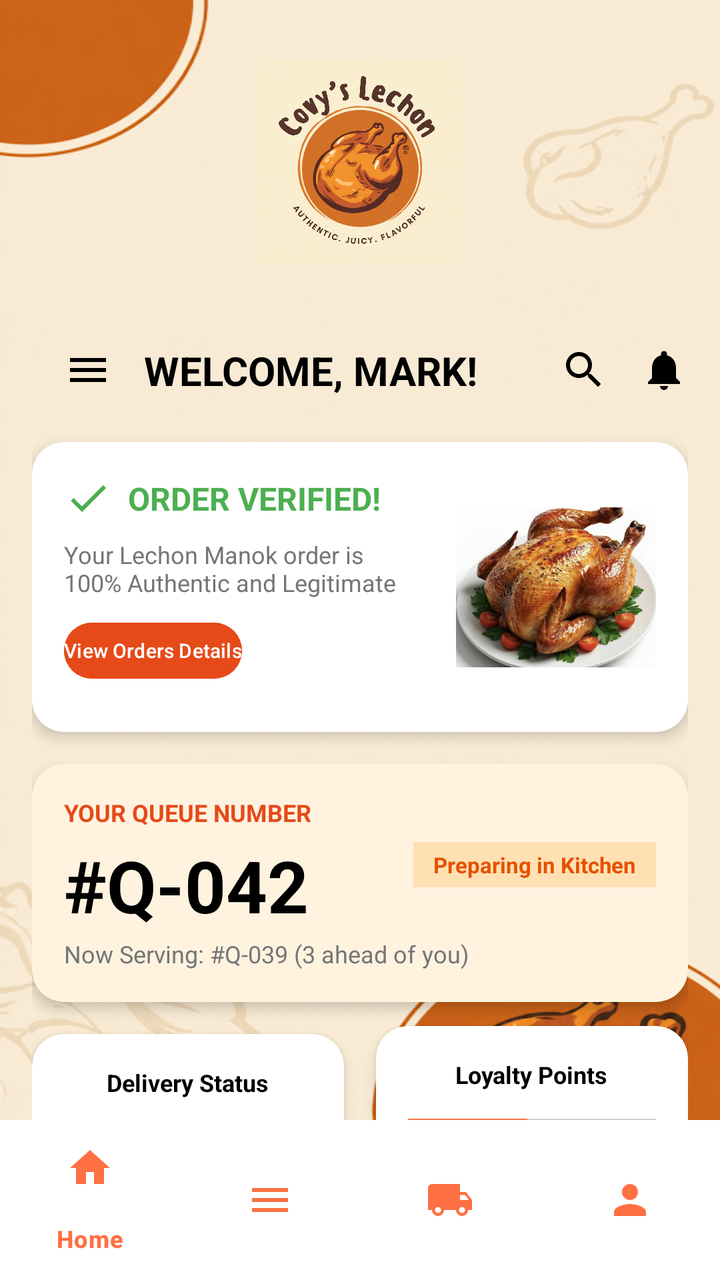
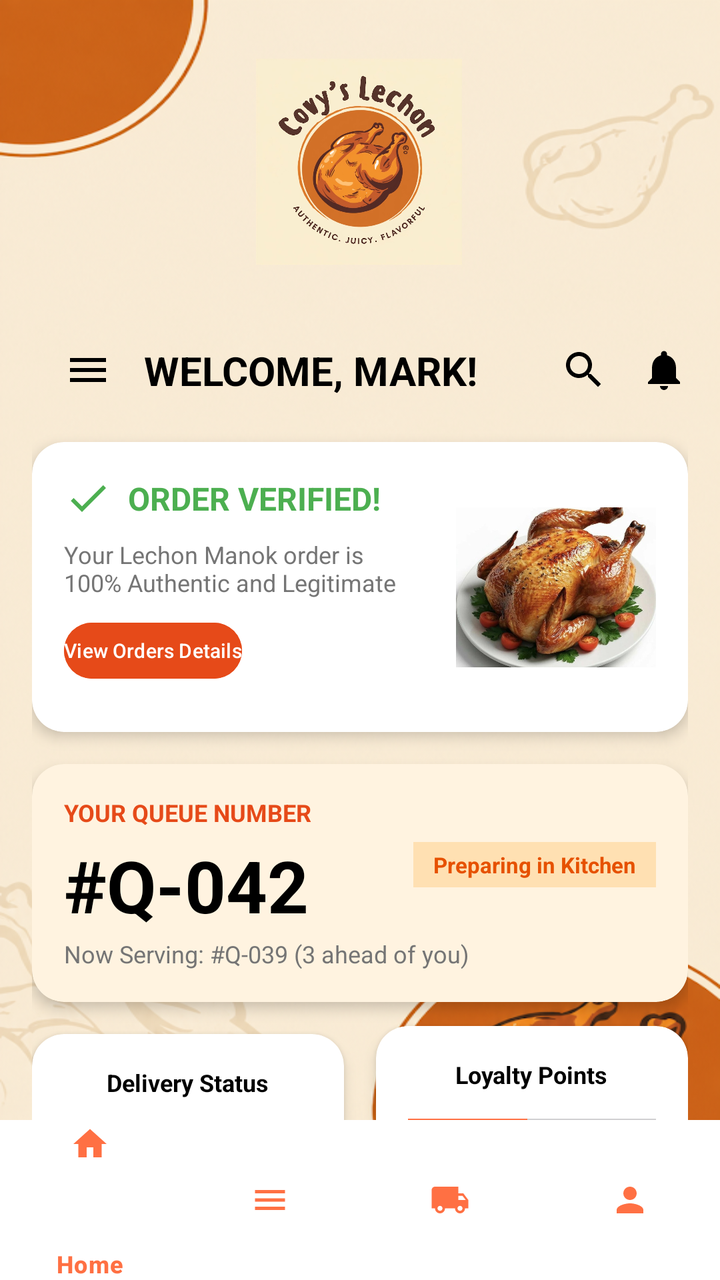

The first picture is an Android layout as it rendered before a commit; the second is the same layout after the commit. The layout source and the unified diff follow.
<!-- AndroidManifest.xml: application theme Theme.CoyvSplashScreen -->
<!-- res/layout/activity_dashboard.xml -->
<?xml version="1.0" encoding="utf-8"?>
<androidx.constraintlayout.widget.ConstraintLayout xmlns:android="http://schemas.android.com/apk/res/android"
    xmlns:app="http://schemas.android.com/apk/res-auto"
    xmlns:tools="http://schemas.android.com/tools"
    android:id="@+id/main"
    android:layout_width="match_parent"
    android:layout_height="match_parent"
    android:background="@drawable/signinbackgoundimage"
    tools:context=".DashBoardActivity">

    
    <View
        android:id="@+id/view_decoration"
        android:layout_width="200dp"
        android:layout_height="200dp"
        android:layout_marginStart="-80dp"
        android:layout_marginTop="-80dp"
        android:alpha="0.3"
        app:layout_constraintStart_toStartOf="parent"
        app:layout_constraintTop_toTopOf="parent" />

    <androidx.core.widget.NestedScrollView
        android:layout_width="match_parent"
        android:layout_height="0dp"
        app:layout_constraintBottom_toTopOf="@+id/bottom_navigation"
        app:layout_constraintTop_toTopOf="parent">

        <androidx.constraintlayout.widget.ConstraintLayout
            android:layout_width="match_parent"
            android:layout_height="wrap_content"
            android:padding="@dimen/padding_medium">

            

            <ImageView
                android:id="@+id/covylogo"
                android:layout_width="153dp"
                android:layout_height="103dp"
                android:layout_marginTop="10dp"
                android:layout_marginBottom="36dp"
                android:contentDescription="Covy Lechon Logo"
                android:src="@drawable/logo"
                app:layout_constraintBottom_toTopOf="@+id/tv_welcome"
                app:layout_constraintEnd_toEndOf="parent"
                app:layout_constraintHorizontal_bias="0.498"
                app:layout_constraintStart_toStartOf="parent"
                app:layout_constraintTop_toTopOf="parent" />

            
            <ImageButton
                android:id="@+id/btn_menu_top"
                android:layout_width="@dimen/icon_size"
                android:layout_height="@dimen/icon_size"
                android:layout_marginStart="16dp"
                android:layout_marginTop="157dp"
                android:layout_marginEnd="16dp"
                android:layout_marginBottom="24dp"
                android:background="?attr/selectableItemBackgroundBorderless"
                android:src="@drawable/ic_menu"
                app:layout_constraintBottom_toTopOf="@+id/cv_verified"
                app:layout_constraintEnd_toStartOf="@+id/tv_welcome"
                app:layout_constraintStart_toStartOf="parent"
                app:layout_constraintTop_toTopOf="parent" />

            <TextView
                android:id="@+id/tv_welcome"
                android:layout_width="wrap_content"
                android:layout_height="wrap_content"
                android:layout_marginStart="@dimen/padding_medium"
                android:text="WELCOME, MARK!"
                android:textColor="@color/black"
                android:textSize="20sp"
                android:textStyle="bold"
                app:layout_constraintBottom_toBottomOf="@+id/btn_menu_top"
                app:layout_constraintStart_toEndOf="@+id/btn_menu_top"
                app:layout_constraintTop_toTopOf="@+id/btn_menu_top" />

            <ImageButton
                android:id="@+id/btn_notification"
                android:layout_width="@dimen/icon_size"
                android:layout_height="@dimen/icon_size"
                android:background="?attr/selectableItemBackgroundBorderless"
                android:src="@drawable/ic_notifications"
                app:layout_constraintBottom_toBottomOf="@+id/btn_menu_top"
                app:layout_constraintEnd_toEndOf="parent"
                app:layout_constraintTop_toTopOf="@+id/btn_menu_top" />

            <ImageButton
                android:id="@+id/btn_search"
                android:layout_width="@dimen/icon_size"
                android:layout_height="@dimen/icon_size"
                android:layout_marginEnd="@dimen/padding_medium"
                android:background="?attr/selectableItemBackgroundBorderless"
                android:src="@drawable/ic_search"
                app:layout_constraintBottom_toBottomOf="@+id/btn_menu_top"
                app:layout_constraintEnd_toStartOf="@+id/btn_notification"
                app:layout_constraintTop_toTopOf="@+id/btn_menu_top" />

            
            <androidx.cardview.widget.CardView
                android:id="@+id/cv_verified"
                android:layout_width="match_parent"
                android:layout_height="wrap_content"
                android:layout_marginTop="@dimen/padding_large"
                app:cardCornerRadius="@dimen/corner_radius"
                app:cardElevation="@dimen/card_elevation"
                app:layout_constraintTop_toBottomOf="@+id/btn_menu_top">

                <androidx.constraintlayout.widget.ConstraintLayout
                    android:layout_width="match_parent"
                    android:layout_height="145dp"
                    android:padding="@dimen/padding_medium">

                    <ImageView
                        android:id="@+id/iv_check"
                        android:layout_width="24dp"
                        android:layout_height="24dp"
                        android:contentDescription="Verified"
                        android:src="@drawable/ic_check"
                        app:layout_constraintStart_toStartOf="parent"
                        app:layout_constraintTop_toTopOf="parent" />

                    <TextView
                        android:id="@+id/tv_verified_status"
                        android:layout_width="wrap_content"
                        android:layout_height="wrap_content"
                        android:layout_marginStart="@dimen/padding_small"
                        android:text="ORDER VERIFIED!"
                        android:textColor="@color/green_verified"
                        android:textSize="16sp"
                        android:textStyle="bold"
                        app:layout_constraintBottom_toBottomOf="@+id/iv_check"
                        app:layout_constraintStart_toEndOf="@+id/iv_check"
                        app:layout_constraintTop_toTopOf="@+id/iv_check" />

                    <TextView
                        android:id="@+id/tv_verified_desc"
                        android:layout_width="0dp"
                        android:layout_height="wrap_content"
                        android:layout_marginTop="@dimen/padding_small"
                        android:text="Your Lechon Manok order is\n100% Authentic and Legitimate"
                        android:textColor="@color/text_grey"
                        android:textSize="12sp"
                        app:layout_constraintEnd_toStartOf="@+id/iv_verified_chicken"
                        app:layout_constraintStart_toStartOf="parent"
                        app:layout_constraintTop_toBottomOf="@+id/iv_check" />

                    <Button
                        android:id="@+id/btn_view_details"
                        android:layout_width="wrap_content"
                        android:layout_height="36dp"
                        android:layout_marginTop="@dimen/padding_small"
                        android:backgroundTint="@color/orange_dark"
                        android:padding="0dp"
                        android:text="View Orders Details"
                        android:textAllCaps="false"
                        android:textSize="10sp"
                        app:layout_constraintStart_toStartOf="parent"
                        app:layout_constraintTop_toBottomOf="@+id/tv_verified_desc" />

                    <ImageView
                        android:id="@+id/iv_verified_chicken"
                        android:layout_width="100dp"
                        android:layout_height="80dp"
                        android:scaleType="centerCrop"
                        android:src="@drawable/f423b4974f4dd7924f11f1bad41bf1b4"
                        app:layout_constraintBottom_toBottomOf="parent"
                        app:layout_constraintEnd_toEndOf="parent"
                        app:layout_constraintTop_toTopOf="parent" />
                </androidx.constraintlayout.widget.ConstraintLayout>
            </androidx.cardview.widget.CardView>

            
            <androidx.cardview.widget.CardView
                android:id="@+id/cv_queue"
                android:layout_width="match_parent"
                android:layout_height="wrap_content"
                android:layout_marginTop="@dimen/padding_medium"
                app:cardBackgroundColor="#FFF3E0"
                app:cardCornerRadius="@dimen/corner_radius"
                app:cardElevation="@dimen/card_elevation"
                app:layout_constraintTop_toBottomOf="@+id/cv_verified">

                <androidx.constraintlayout.widget.ConstraintLayout
                    android:layout_width="match_parent"
                    android:layout_height="wrap_content"
                    android:padding="@dimen/padding_medium">

                    <TextView
                        android:id="@+id/tv_queue_title"
                        android:layout_width="wrap_content"
                        android:layout_height="wrap_content"
                        android:text="YOUR QUEUE NUMBER"
                        android:textColor="@color/orange_dark"
                        android:textSize="12sp"
                        android:textStyle="bold"
                        app:layout_constraintStart_toStartOf="parent"
                        app:layout_constraintTop_toTopOf="parent" />

                    <TextView
                        android:id="@+id/tv_queue_number"
                        android:layout_width="wrap_content"
                        android:layout_height="wrap_content"
                        android:layout_marginTop="4dp"
                        android:text="#Q-042"
                        android:textColor="@color/black"
                        android:textSize="36sp"
                        android:textStyle="bold"
                        app:layout_constraintStart_toStartOf="parent"
                        app:layout_constraintTop_toBottomOf="@+id/tv_queue_title" />

                    <TextView
                        android:id="@+id/tv_now_serving"
                        android:layout_width="wrap_content"
                        android:layout_height="wrap_content"
                        android:layout_marginTop="2dp"
                        android:text="Now Serving: #Q-039 (3 ahead of you)"
                        android:textColor="@color/text_grey"
                        android:textSize="12sp"
                        app:layout_constraintStart_toStartOf="parent"
                        app:layout_constraintTop_toBottomOf="@+id/tv_queue_number" />

                    <TextView
                        android:id="@+id/tv_queue_status_badge"
                        android:layout_width="wrap_content"
                        android:layout_height="wrap_content"
                        android:background="#FFE0B2"
                        android:paddingHorizontal="10dp"
                        android:paddingVertical="4dp"
                        android:text="Preparing in Kitchen"
                        android:textColor="#E65100"
                        android:textSize="11sp"
                        android:textStyle="bold"
                        app:layout_constraintBottom_toBottomOf="@+id/tv_queue_number"
                        app:layout_constraintEnd_toEndOf="parent"
                        app:layout_constraintTop_toTopOf="@+id/tv_queue_title" />

                </androidx.constraintlayout.widget.ConstraintLayout>
            </androidx.cardview.widget.CardView>

            
            <androidx.cardview.widget.CardView
                android:id="@+id/cv_status"
                android:layout_width="0dp"
                android:layout_height="wrap_content"
                android:layout_marginTop="@dimen/padding_medium"
                android:layout_marginEnd="@dimen/padding_small"
                app:cardCornerRadius="@dimen/corner_radius"
                app:cardElevation="@dimen/card_elevation"
                app:layout_constraintEnd_toStartOf="@+id/cv_loyalty"
                app:layout_constraintStart_toStartOf="parent"
                app:layout_constraintTop_toBottomOf="@+id/cv_queue">

                <LinearLayout
                    android:layout_width="match_parent"
                    android:layout_height="wrap_content"
                    android:gravity="center"
                    android:orientation="vertical"
                    android:padding="@dimen/padding_medium">

                    <TextView
                        android:layout_width="wrap_content"
                        android:layout_height="wrap_content"
                        android:text="Delivery Status"
                        android:textColor="@color/black"
                        android:textSize="12sp"
                        android:textStyle="bold" />

                    <TextView
                        android:layout_width="wrap_content"
                        android:layout_height="wrap_content"
                        android:layout_marginTop="16dp"
                        android:text="Out for Delivery"
                        android:textColor="@color/orange_primary"
                        android:textSize="14sp"
                        android:textStyle="bold" />

                    <TextView
                        android:layout_width="wrap_content"
                        android:layout_height="wrap_content"
                        android:text="Est. 15 mins remaining"
                        android:textColor="@color/text_grey"
                        android:textSize="10sp" />
                </LinearLayout>
            </androidx.cardview.widget.CardView>

            <androidx.cardview.widget.CardView
                android:id="@+id/cv_loyalty"
                android:layout_width="0dp"
                android:layout_height="wrap_content"
                android:layout_marginStart="@dimen/padding_small"
                app:cardCornerRadius="@dimen/corner_radius"
                app:cardElevation="@dimen/card_elevation"
                app:layout_constraintBottom_toBottomOf="@+id/cv_status"
                app:layout_constraintEnd_toEndOf="parent"
                app:layout_constraintStart_toEndOf="@+id/cv_status"
                app:layout_constraintTop_toTopOf="@+id/cv_status">

                <LinearLayout
                    android:layout_width="match_parent"
                    android:layout_height="wrap_content"
                    android:gravity="center"
                    android:orientation="vertical"
                    android:padding="@dimen/padding_medium">

                    <TextView
                        android:layout_width="wrap_content"
                        android:layout_height="wrap_content"
                        android:text="Loyalty Points"
                        android:textColor="@color/black"
                        android:textSize="12sp"
                        android:textStyle="bold" />

                    <ProgressBar
                        style="?android:attr/progressBarStyleHorizontal"
                        android:layout_width="match_parent"
                        android:layout_height="wrap_content"
                        android:layout_marginTop="@dimen/padding_small"
                        android:progress="120"
                        android:max="250"
                        android:progressTint="@color/orange_primary" />

                    <TextView
                        android:layout_width="wrap_content"
                        android:layout_height="wrap_content"
                        android:text="120 points"
                        android:textColor="@color/orange_primary"
                        android:textSize="14sp"
                        android:textStyle="bold" />

                    <TextView
                        android:layout_width="wrap_content"
                        android:layout_height="wrap_content"
                        android:text="250 to free chicken"
                        android:textColor="@color/text_grey"
                        android:textSize="10sp" />
                </LinearLayout>
            </androidx.cardview.widget.CardView>

            
            <TextView
                android:id="@+id/tv_recent_orders"
                android:layout_width="wrap_content"
                android:layout_height="wrap_content"
                android:layout_marginTop="@dimen/padding_large"
                android:text="My Recent Orders"
                android:textSize="18sp"
                android:textStyle="bold"
                app:layout_constraintStart_toStartOf="parent"
                app:layout_constraintTop_toBottomOf="@+id/cv_status" />

            <TextView
                android:id="@+id/tv_view_all"
                android:layout_width="wrap_content"
                android:layout_height="wrap_content"
                android:text="View All"
                android:textColor="@color/orange_primary"
                app:layout_constraintBottom_toBottomOf="@+id/tv_recent_orders"
                app:layout_constraintEnd_toEndOf="parent"
                app:layout_constraintTop_toTopOf="@+id/tv_recent_orders" />

            <androidx.cardview.widget.CardView
                android:id="@+id/cv_order_item"
                android:layout_width="match_parent"
                android:layout_height="wrap_content"
                android:layout_marginTop="@dimen/padding_medium"
                app:cardCornerRadius="@dimen/corner_radius"
                app:cardElevation="@dimen/card_elevation"
                app:layout_constraintTop_toBottomOf="@+id/tv_recent_orders">

                <androidx.constraintlayout.widget.ConstraintLayout
                    android:layout_width="match_parent"
                    android:layout_height="wrap_content"
                    android:padding="@dimen/padding_small">

                    <androidx.cardview.widget.CardView
                        android:id="@+id/cv_order_img_container"
                        android:layout_width="80dp"
                        android:layout_height="80dp"
                        app:cardCornerRadius="8dp"
                        app:layout_constraintStart_toStartOf="parent"
                        app:layout_constraintTop_toTopOf="parent">

                        <ImageView
                            android:id="@+id/iv_order_img"
                            android:layout_width="match_parent"
                            android:layout_height="match_parent"
                            android:contentDescription="Order Image"
                            android:scaleType="centerCrop"
                            android:src="@drawable/f423b4974f4dd7924f11f1bad41bf1b4" />
                    </androidx.cardview.widget.CardView>

                    <TextView
                        android:id="@+id/tv_order_name"
                        android:layout_width="0dp"
                        android:layout_height="wrap_content"
                        android:layout_marginStart="@dimen/padding_medium"
                        android:text="Lechon Manok (Whole)"
                        android:textColor="@color/black"
                        android:textStyle="bold"
                        app:layout_constraintEnd_toStartOf="@+id/iv_order_arrow"
                        app:layout_constraintStart_toEndOf="@+id/cv_order_img_container"
                        app:layout_constraintTop_toTopOf="parent" />

                    <TextView
                        android:id="@+id/tv_order_id"
                        android:layout_width="wrap_content"
                        android:layout_height="wrap_content"
                        android:text="ID: #123"
                        android:textColor="@color/text_grey"
                        android:textSize="12sp"
                        app:layout_constraintStart_toStartOf="@+id/tv_order_name"
                        app:layout_constraintTop_toBottomOf="@+id/tv_order_name" />

                    <TextView
                        android:id="@+id/tv_order_date"
                        android:layout_width="wrap_content"
                        android:layout_height="wrap_content"
                        android:text="Dec 23, 2023 - 10:30 AM"
                        android:textColor="@color/text_grey"
                        android:textSize="12sp"
                        app:layout_constraintStart_toStartOf="@+id/tv_order_name"
                        app:layout_constraintTop_toBottomOf="@+id/tv_order_id" />

                    <TextView
                        android:id="@+id/tv_order_status"
                        android:layout_width="wrap_content"
                        android:layout_height="wrap_content"
                        android:layout_marginTop="4dp"
                        android:background="#D5F5E3"
                        android:paddingHorizontal="8dp"
                        android:paddingVertical="2dp"
                        android:text="Delivered"
                        android:textColor="#27AE60"
                        android:textSize="10sp"
                        android:textStyle="bold"
                        app:layout_constraintStart_toStartOf="@+id/tv_order_name"
                        app:layout_constraintTop_toBottomOf="@+id/tv_order_date" />

                    <ImageView
                        android:id="@+id/iv_order_arrow"
                        android:layout_width="24dp"
                        android:layout_height="24dp"
                        android:src="@android:drawable/ic_media_play"
                        app:layout_constraintBottom_toBottomOf="parent"
                        app:layout_constraintEnd_toEndOf="parent"
                        app:layout_constraintTop_toTopOf="parent"
                        app:tint="@color/black" />
                </androidx.constraintlayout.widget.ConstraintLayout>
            </androidx.cardview.widget.CardView>

            
            <Button
                android:id="@+id/btn_place_order"
                android:layout_width="match_parent"
                android:layout_height="60dp"
                android:layout_marginTop="10dp"
                android:layout_marginBottom="4dp"
                android:backgroundTint="@color/orange_primary"
                android:text="Place New Order"
                android:textColor="@color/white"
                app:cornerRadius="@dimen/corner_radius"
                app:layout_constraintBottom_toBottomOf="parent"
                app:layout_constraintTop_toBottomOf="@+id/cv_order_item"
                app:layout_constraintVertical_bias="0.0"
                tools:layout_editor_absoluteX="16dp" />

        </androidx.constraintlayout.widget.ConstraintLayout>
    </androidx.core.widget.NestedScrollView>

    <com.google.android.material.bottomnavigation.BottomNavigationView
        android:id="@+id/bottom_navigation"
        android:layout_width="match_parent"
        android:layout_height="wrap_content"
        android:background="@color/white"
        app:itemIconTint="@color/orange_primary"
        app:itemTextColor="@color/orange_primary"
        app:layout_constraintBottom_toBottomOf="parent"
        app:menu="@menu/bottom_nav_menu" />

</androidx.constraintlayout.widget.ConstraintLayout>
<!-- resources referenced by this layout -->
<resources>
  <color name="black">#FF000000</color>
  <color name="green_verified">#4CAF50</color>
  <color name="orange_dark">#E64A19</color>
  <color name="orange_primary">#FF7043</color>
  <color name="text_grey">#757575</color>
  <color name="white">#FFFFFFFF</color>
  <dimen name="card_elevation">4dp</dimen>
  <dimen name="corner_radius">16dp</dimen>
  <dimen name="icon_size">24dp</dimen>
  <dimen name="padding_large">24dp</dimen>
  <dimen name="padding_medium">16dp</dimen>
  <dimen name="padding_small">8dp</dimen>
  <!-- drawable f423b4974f4dd7924f11f1bad41bf1b4: jpg bitmap (drawable, 122413 bytes) -->
  <!-- drawable ic_check (drawable) -->
  <vector xmlns:android="http://schemas.android.com/apk/res/android"
      android:width="24dp"
      android:height="24dp"
      android:viewportWidth="24"
      android:viewportHeight="24">
      <path
          android:fillColor="#4CAF50"
          android:pathData="M9,16.17L4.83,12l-1.42,1.41L9,19 21,7l-1.41,-1.41z" />
  </vector>
  <!-- drawable ic_menu (drawable) -->
  <vector xmlns:android="http://schemas.android.com/apk/res/android"
      android:width="24dp"
      android:height="24dp"
      android:viewportWidth="24"
      android:viewportHeight="24">
      <path
          android:fillColor="#000000"
          android:pathData="M3,18h18v-2H3V18z M3,13h18v-2H3V13z M3,6v2h18V6H3z" />
  </vector>
  <!-- drawable ic_notifications (drawable) -->
  <vector xmlns:android="http://schemas.android.com/apk/res/android"
      android:width="24dp"
      android:height="24dp"
      android:viewportWidth="24"
      android:viewportHeight="24">
      <path
          android:fillColor="#000000"
          android:pathData="M12,22c1.1,0 2,-0.9 2,-2h-4c0,1.1 0.89,2 2,2zm6,-6v-5c0,-3.07 -1.64,-5.64 -4.5,-6.32V4c0,-0.83 -0.67,-1.5 -1.5,-1.5s-1.5,0.67 -1.5,1.5v0.68C7.63,5.36 6,7.92 6,11v5l-2,2v1h16v-1l-2,-2z" />
  </vector>
  <!-- drawable ic_search (drawable) -->
  <vector xmlns:android="http://schemas.android.com/apk/res/android"
      android:width="24dp"
      android:height="24dp"
      android:viewportWidth="24"
      android:viewportHeight="24">
      <path
          android:fillColor="#000000"
          android:pathData="M15.5,14h-0.79l-0.28,-0.27C15.41,12.59 16,11.11 16,9.5 16,5.91 13.09,3 9.5,3S3,5.91 3,9.5 5.91,16 9.5,16c1.61,0 3.09,-0.59 4.23,-1.57l0.27,0.28v0.79l5,4.99L20.49,19l-4.99,-5zm-6,0C7.01,14 5,11.99 5,9.5S7.01,5 9.5,5 14,7.01 14,9.5 11.99,14 9.5,14z" />
  </vector>
  <!-- drawable logo: jpg bitmap (drawable, 98396 bytes) -->
  <!-- drawable signinbackgoundimage: png bitmap (drawable, 391030 bytes) -->
  <style name="Theme.CoyvSplashScreen" parent="Base.Theme.CoyvSplashScreen" />
  <style name="Base.Theme.CoyvSplashScreen" parent="Theme.Material3.DayNight.NoActionBar">
          
          
      </style>
</resources>

<!-- the commit's change to res/layout/activity_dashboard.xml (unified diff, before → after) -->
@@ -475,6 +475,9 @@
         android:background="@color/white"
         app:itemIconTint="@color/orange_primary"
         app:itemTextColor="@color/orange_primary"
+        app:itemIconSize="20dp"
+        app:itemPaddingTop="2dp"
+        app:itemPaddingBottom="2dp"
         app:layout_constraintBottom_toBottomOf="parent"
         app:menu="@menu/bottom_nav_menu" />
 
